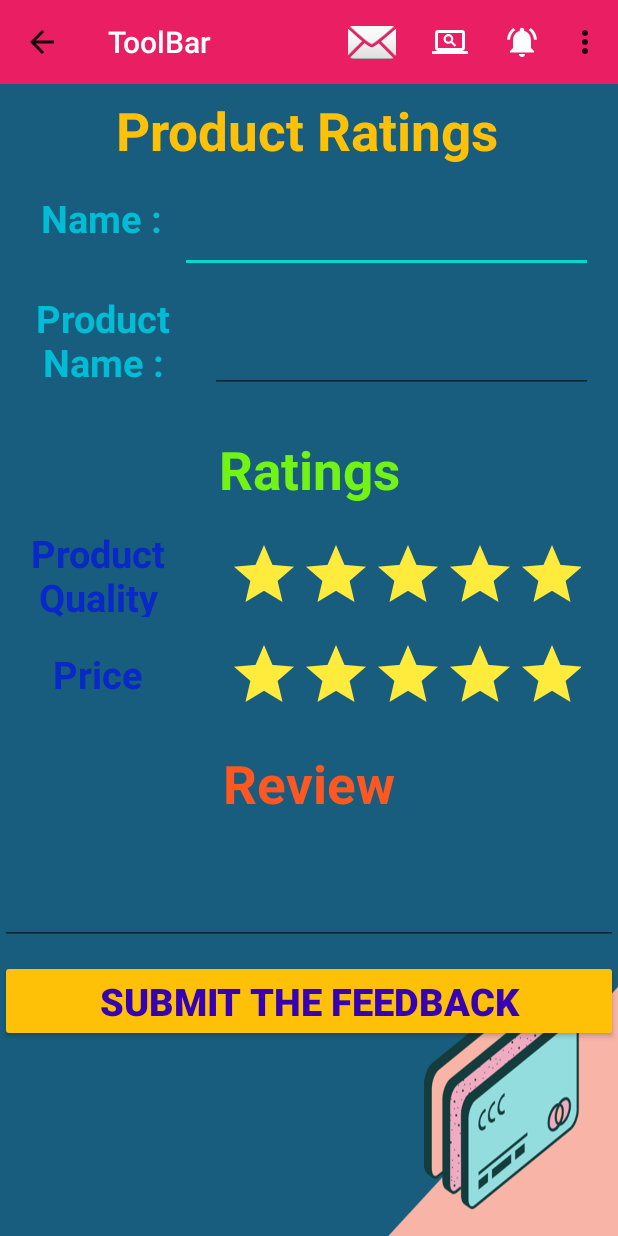
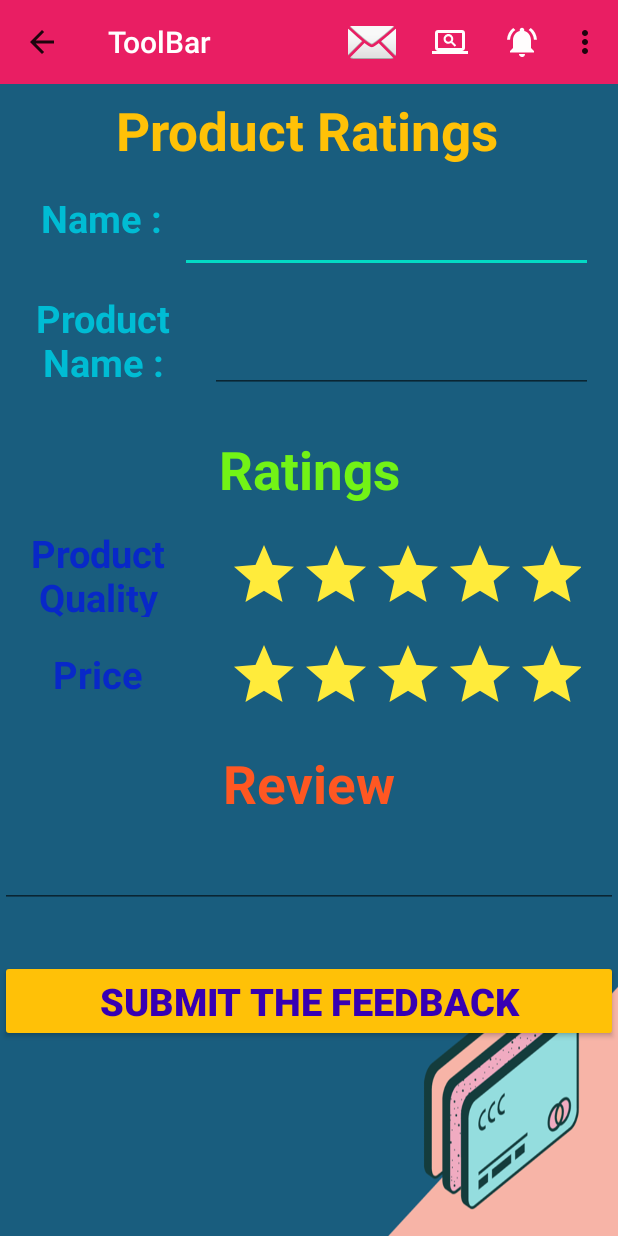
Before and after one commit to naval23/CSE225_Assignment1_CA1, an Android app: the MainActivity2 screen opened directly, with no data from a screen before it, on a phone screen of 412 x 824 dp. Run offline under Robolectric (Android 15) with nearby library versions, the phone set to English and light mode, and no system bars.

Commit message:
First Commit

```diff
--- a/app/src/main/res/layout/activity_main2.xml
+++ b/app/src/main/res/layout/activity_main2.xml
@@ -136,9 +136,9 @@
 
     <EditText
         android:layout_width="match_parent"
-        android:layout_height="80dp"
-        android:layout_marginTop="550dp"
-        android:textColor="#E91E63"
+        android:layout_height="70dp"
+        android:layout_marginTop="535dp"
+        android:textColor="#F3DC17"
         android:textSize="25dp"
         android:textStyle="bold" />
 
```
